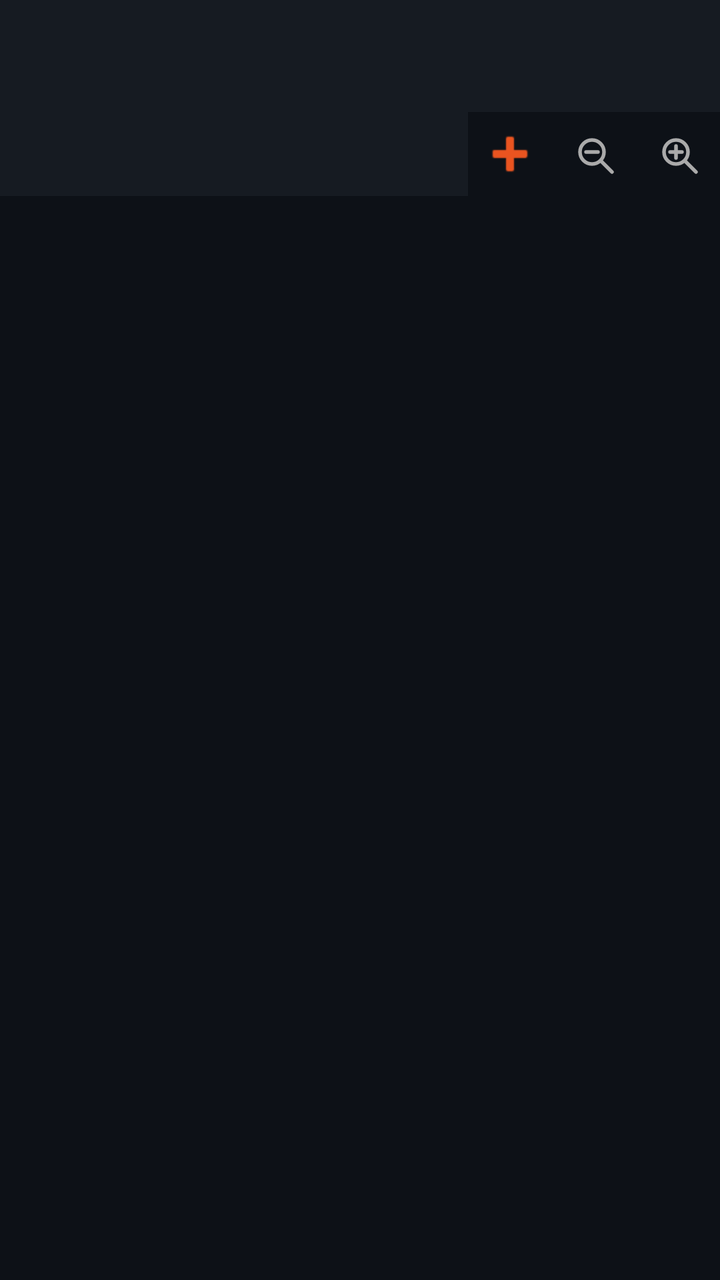
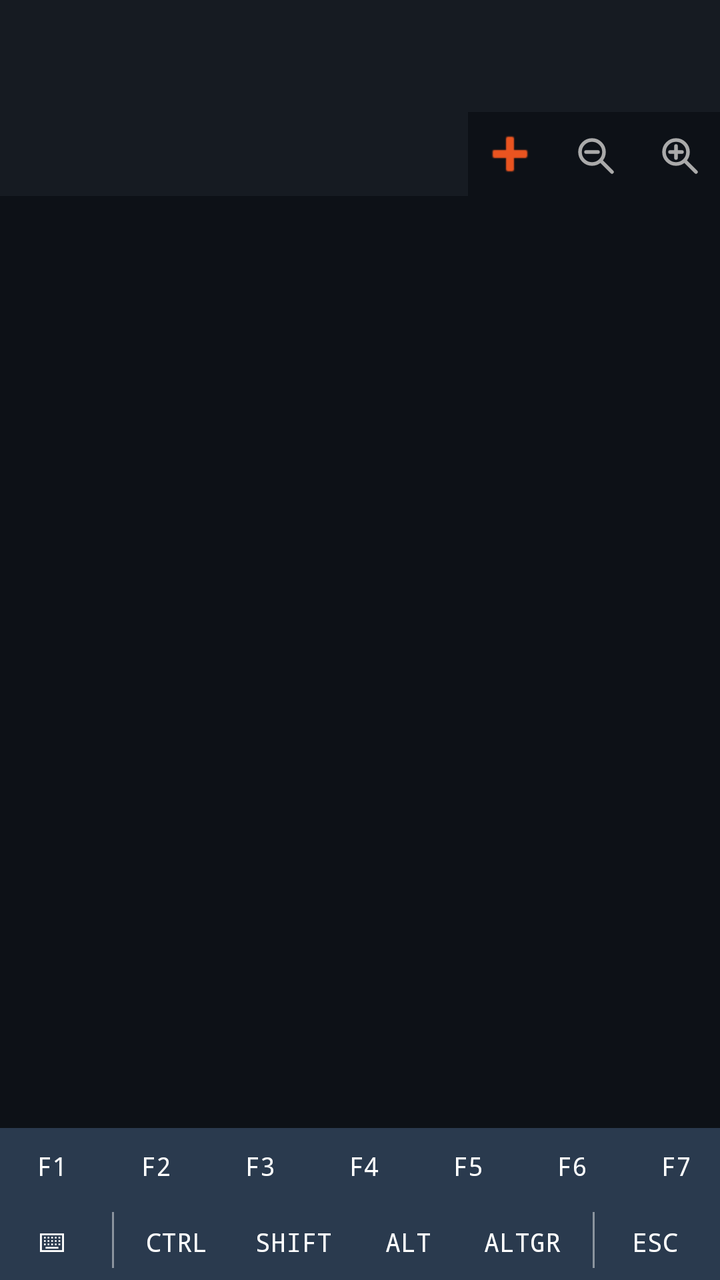

Two renders of the same Android screen: before a commit and after it. Below are the layout's source before the change and the commit's diff.
<!-- AndroidManifest.xml: application theme Theme.KonsoleSSH -->
<!-- res/layout/activity_main.xml -->
<?xml version="1.0" encoding="utf-8"?>
<androidx.coordinatorlayout.widget.CoordinatorLayout
    xmlns:android="http://schemas.android.com/apk/res/android"
    xmlns:app="http://schemas.android.com/apk/res-auto"
    android:layout_width="match_parent"
    android:layout_height="match_parent"
    android:background="@color/terminal_bg">

    <com.google.android.material.appbar.AppBarLayout
        android:id="@+id/appBarLayout"
        android:layout_width="match_parent"
        android:layout_height="wrap_content"
        android:background="@color/toolbar_bg"
        app:elevation="0dp">

        <androidx.appcompat.widget.Toolbar
            android:id="@+id/toolbar"
            android:layout_width="match_parent"
            android:layout_height="?attr/actionBarSize"
            android:background="@color/toolbar_bg"
            app:title=""
            app:titleTextColor="@color/text_primary" />

        
        <LinearLayout
            android:layout_width="match_parent"
            android:layout_height="wrap_content"
            android:orientation="horizontal"
            android:background="@color/tab_bg">

            <com.google.android.material.tabs.TabLayout
                android:id="@+id/tabLayout"
                android:layout_width="0dp"
                android:layout_height="42dp"
                android:layout_weight="1"
                app:tabMode="scrollable"
                app:tabGravity="start"
                app:tabBackground="@color/tab_bg"
                app:tabSelectedTextColor="@color/tab_selected_text"
                app:tabTextColor="@color/tab_unselected_text"
                app:tabIndicatorColor="@color/accent"
                app:tabIndicatorHeight="2dp"
                app:tabPaddingStart="0dp"
                app:tabPaddingEnd="0dp" />

            <ImageButton
                android:id="@+id/btnNewTab"
                android:layout_width="42dp"
                android:layout_height="42dp"
                android:src="@android:drawable/ic_input_add"
                android:background="?attr/selectableItemBackgroundBorderless"
                android:tint="@color/accent"
                android:contentDescription="Új fül"
                android:layout_gravity="center_vertical" />

            <ImageButton
                android:id="@+id/btnZoomOut"
                android:layout_width="42dp"
                android:layout_height="42dp"
                android:padding="9dp"
                android:src="@drawable/ic_zoom_out"
                android:background="?attr/selectableItemBackgroundBorderless"
                android:tint="#AAAAAA"
                android:contentDescription="Kicsinyítés"
                android:layout_gravity="center_vertical" />

            <ImageButton
                android:id="@+id/btnZoomIn"
                android:layout_width="42dp"
                android:layout_height="42dp"
                android:padding="9dp"
                android:src="@drawable/ic_zoom_in"
                android:background="?attr/selectableItemBackgroundBorderless"
                android:tint="#AAAAAA"
                android:contentDescription="Nagyítás"
                android:layout_gravity="center_vertical" />

        </LinearLayout>

    </com.google.android.material.appbar.AppBarLayout>

<androidx.viewpager2.widget.ViewPager2
        android:id="@+id/viewPager"
        android:layout_width="match_parent"
        android:layout_height="match_parent"
        app:layout_behavior="@string/appbar_scrolling_view_behavior" />

</androidx.coordinatorlayout.widget.CoordinatorLayout>
<!-- resources referenced by this layout -->
<resources>
  <color name="accent">#E95420</color>
  <color name="tab_bg">#0D1117</color>
  <color name="tab_selected_text">#E6EDF3</color>
  <color name="tab_unselected_text">#8B949E</color>
  <color name="terminal_bg">#0D1117</color>
  <color name="text_primary">#E6EDF3</color>
  <color name="toolbar_bg">#161B22</color>
  <!-- drawable ic_zoom_out (drawable) -->
  <vector xmlns:android="http://schemas.android.com/apk/res/android"
      android:width="24dp"
      android:height="24dp"
      android:viewportWidth="24"
      android:viewportHeight="24">
  
      
      <path
          android:pathData="M11,11 m-6,0 a6,6 0 1,0 12,0 a6,6 0 1,0 -12,0"
          android:strokeColor="@color/tab_selected_text"
          android:strokeWidth="1.8"
          android:fillColor="@android:color/transparent" />
  
      
      <path
          android:pathData="M15.5,15.5 L21,21"
          android:strokeColor="@color/tab_selected_text"
          android:strokeWidth="1.8"
          android:strokeLineCap="round"
          android:fillColor="@android:color/transparent" />
  
      
      <path
          android:pathData="M8,11 L14,11"
          android:strokeColor="@color/tab_selected_text"
          android:strokeWidth="1.8"
          android:strokeLineCap="round"
          android:fillColor="@android:color/transparent" />
  
  </vector>
  <style name="Theme.KonsoleSSH" parent="Theme.MaterialComponents.DayNight.NoActionBar">
          <item name="colorPrimary">@color/accent</item>
          <item name="colorPrimaryVariant">@color/toolbar_bg</item>
          <item name="colorOnPrimary">@color/white</item>
          <item name="colorSecondary">@color/accent</item>
          <item name="colorOnSecondary">@color/white</item>
          <item name="colorSurface">@color/card_bg</item>
          <item name="colorOnSurface">@color/text_primary</item>
          <item name="android:colorBackground">@color/terminal_bg</item>
          <item name="android:windowBackground">@color/terminal_bg</item>
          <item name="colorOnBackground">@color/text_primary</item>
          <item name="android:statusBarColor">@color/toolbar_bg</item>
          <item name="android:navigationBarColor">@color/terminal_bg</item>
          <item name="android:textColor">@color/text_primary</item>
      </style>
  <color name="white">#FFFFFF</color>
  <color name="card_bg">#161B22</color>
  <!-- unchanged entries left out for length: 1 -->
</resources>

<!-- the commit's change to res/layout/activity_main.xml (unified diff, before → after) -->
@@ -1,9 +1,10 @@
 <?xml version="1.0" encoding="utf-8"?>
-<androidx.coordinatorlayout.widget.CoordinatorLayout
+<LinearLayout
     xmlns:android="http://schemas.android.com/apk/res/android"
     xmlns:app="http://schemas.android.com/apk/res-auto"
     android:layout_width="match_parent"
     android:layout_height="match_parent"
+    android:orientation="vertical"
     android:background="@color/terminal_bg">
 
     <com.google.android.material.appbar.AppBarLayout
@@ -79,10 +80,195 @@
 
     </com.google.android.material.appbar.AppBarLayout>
 
-<androidx.viewpager2.widget.ViewPager2
+    <androidx.viewpager2.widget.ViewPager2
         android:id="@+id/viewPager"
         android:layout_width="match_parent"
-        android:layout_height="match_parent"
-        app:layout_behavior="@string/appbar_scrolling_view_behavior" />
-
-</androidx.coordinatorlayout.widget.CoordinatorLayout>
+        android:layout_height="0dp"
+        android:layout_weight="1" />
+
+    
+    <FrameLayout
+        android:layout_width="match_parent"
+        android:layout_height="wrap_content">
+
+        <HorizontalScrollView
+            android:id="@+id/fnbarScrollView"
+            android:layout_width="match_parent"
+            android:layout_height="wrap_content"
+            android:background="@color/keybar_bg"
+            android:scrollbars="none">
+            <LinearLayout
+                android:layout_width="wrap_content"
+                android:layout_height="36dp"
+                android:orientation="horizontal"
+                android:gravity="center_vertical">
+                <Button android:id="@+id/btnF1"  style="@style/KeyBarButton" android:text="F1" />
+                <Button android:id="@+id/btnF2"  style="@style/KeyBarButton" android:text="F2" />
+                <Button android:id="@+id/btnF3"  style="@style/KeyBarButton" android:text="F3" />
+                <Button android:id="@+id/btnF4"  style="@style/KeyBarButton" android:text="F4" />
+                <Button android:id="@+id/btnF5"  style="@style/KeyBarButton" android:text="F5" />
+                <Button android:id="@+id/btnF6"  style="@style/KeyBarButton" android:text="F6" />
+                <Button android:id="@+id/btnF7"  style="@style/KeyBarButton" android:text="F7" />
+                <Button android:id="@+id/btnF8"  style="@style/KeyBarButton" android:text="F8" />
+                <Button android:id="@+id/btnF9"  style="@style/KeyBarButton" android:text="F9" />
+                <Button android:id="@+id/btnF10" style="@style/KeyBarButton" android:text="F10" />
+                <Button android:id="@+id/btnF11" style="@style/KeyBarButton" android:text="F11" />
+                <Button android:id="@+id/btnF12" style="@style/KeyBarButton" android:text="F12" />
+            </LinearLayout>
+        </HorizontalScrollView>
+
+        <TextView
+            android:id="@+id/fnbarScrollHintLeft"
+            android:layout_width="32dp"
+            android:layout_height="36dp"
+            android:layout_gravity="start|center_vertical"
+            android:text="◀"
+            android:textColor="@color/accent"
+            android:textSize="13sp"
+            android:gravity="center"
+            android:background="@color/keybar_bg"
+            android:visibility="gone" />
+
+        <TextView
+            android:id="@+id/fnbarScrollHint"
+            android:layout_width="32dp"
+            android:layout_height="36dp"
+            android:layout_gravity="end|center_vertical"
+            android:text="▶"
+            android:textColor="@color/accent"
+            android:textSize="13sp"
+            android:gravity="center"
+            android:background="@color/keybar_bg"
+            android:visibility="gone" />
+
+    </FrameLayout>
+
+    
+    <FrameLayout
+        android:layout_width="match_parent"
+        android:layout_height="wrap_content">
+
+        <HorizontalScrollView
+            android:id="@+id/keybarScrollView"
+            android:layout_width="match_parent"
+            android:layout_height="wrap_content"
+            android:background="@color/keybar_bg"
+            android:scrollbars="none">
+
+            <LinearLayout
+                android:layout_width="wrap_content"
+                android:layout_height="40dp"
+                android:orientation="horizontal"
+                android:gravity="center_vertical">
+
+                <Button
+                    android:id="@+id/btnKeyboard"
+                    style="@style/KeyBarButton"
+                    android:text="⌨" />
+
+                <View style="@style/KeyBarDivider" />
+
+                <Button
+                    android:id="@+id/btnModCtrl"
+                    style="@style/KeyBarButton"
+                    android:text="CTRL" />
+
+                <Button
+                    android:id="@+id/btnModShift"
+                    style="@style/KeyBarButton"
+                    android:text="SHIFT" />
+
+                <Button
+                    android:id="@+id/btnModAlt"
+                    style="@style/KeyBarButton"
+                    android:text="ALT" />
+
+                <Button
+                    android:id="@+id/btnModAltGr"
+                    style="@style/KeyBarButton"
+                    android:text="ALTGR" />
+
+                <View style="@style/KeyBarDivider" />
+
+                <Button
+                    android:id="@+id/btnEscape"
+                    style="@style/KeyBarButton"
+                    android:text="ESC" />
+
+                <Button
+                    android:id="@+id/btnTab"
+                    style="@style/KeyBarButton"
+                    android:text="TAB" />
+
+                <Button
+                    android:id="@+id/btnCtrlC"
+                    style="@style/KeyBarButton"
+                    android:text="Ctrl+C" />
+
+                <Button
+                    android:id="@+id/btnCtrlD"
+                    style="@style/KeyBarButton"
+                    android:text="Ctrl+D" />
+
+                <Button
+                    android:id="@+id/btnCtrlV"
+                    style="@style/KeyBarButton"
+                    android:text="Ctrl+V" />
+
+                <Button
+                    android:id="@+id/btnCtrlZ"
+                    style="@style/KeyBarButton"
+                    android:text="Ctrl+Z" />
+
+                <View style="@style/KeyBarDivider" />
+
+                <Button
+                    android:id="@+id/btnArrowUp"
+                    style="@style/KeyBarButton"
+                    android:text="↑" />
+
+                <Button
+                    android:id="@+id/btnArrowDown"
+                    style="@style/KeyBarButton"
+                    android:text="↓" />
+
+                <Button
+                    android:id="@+id/btnArrowLeft"
+                    style="@style/KeyBarButton"
+                    android:text="←" />
+
+                <Button
+                    android:id="@+id/btnArrowRight"
+                    style="@style/KeyBarButton"
+                    android:text="→" />
+
+            </LinearLayout>
+        </HorizontalScrollView>
+
+        <TextView
+            android:id="@+id/keybarScrollHintLeft"
+            android:layout_width="32dp"
+            android:layout_height="40dp"
+            android:layout_gravity="start|center_vertical"
+            android:text="◀"
+            android:textColor="@color/accent"
+            android:textSize="13sp"
+            android:gravity="center"
+            android:background="@color/keybar_bg"
+            android:visibility="gone" />
+
+        <TextView
+            android:id="@+id/keybarScrollHint"
+            android:layout_width="32dp"
+            android:layout_height="40dp"
+            android:layout_gravity="end|center_vertical"
+            android:text="▶"
+            android:textColor="@color/accent"
+            android:textSize="13sp"
+            android:gravity="center"
+            android:background="@color/keybar_bg"
+            android:visibility="gone" />
+
+    </FrameLayout>
+
+</LinearLayout>
<!-- resource entries referenced after the edit -->
@@ -1,6 +1,7 @@
 <!-- resources referenced by this layout -->
 <resources>
   <color name="accent">#E95420</color>
+  <color name="keybar_bg">#2A3A4E</color>
   <color name="tab_bg">#0D1117</color>
   <color name="tab_selected_text">#E6EDF3</color>
   <color name="tab_unselected_text">#8B949E</color>
@@ -38,6 +39,27 @@
           android:fillColor="@android:color/transparent" />
   
   </vector>
+  <style name="KeyBarButton" parent="Widget.AppCompat.Button.Borderless">
+          <item name="android:layout_width">wrap_content</item>
+          <item name="android:layout_height">36dp</item>
+          <item name="android:minWidth">48dp</item>
+          <item name="android:textSize">13sp</item>
+          <item name="android:textColor">@color/keybar_key_text</item>
+          <item name="android:fontFamily">monospace</item>
+          <item name="android:paddingStart">10dp</item>
+          <item name="android:paddingEnd">10dp</item>
+          <item name="android:layout_marginStart">2dp</item>
+          <item name="android:layout_marginEnd">2dp</item>
+          <item name="android:background">@color/keybar_key_bg</item>
+          <item name="android:focusable">false</item>
+      </style>
+  <style name="KeyBarDivider">
+          <item name="android:layout_width">1dp</item>
+          <item name="android:layout_height">28dp</item>
+          <item name="android:background">@color/tab_unselected_text</item>
+          <item name="android:layout_marginStart">4dp</item>
+          <item name="android:layout_marginEnd">4dp</item>
+      </style>
   <style name="Theme.KonsoleSSH" parent="Theme.MaterialComponents.DayNight.NoActionBar">
           <item name="colorPrimary">@color/accent</item>
           <item name="colorPrimaryVariant">@color/toolbar_bg</item>
@@ -53,6 +75,8 @@
           <item name="android:navigationBarColor">@color/terminal_bg</item>
           <item name="android:textColor">@color/text_primary</item>
       </style>
+  <color name="keybar_key_text">#FFFFFF</color>
+  <color name="keybar_key_bg">@android:color/transparent</color>
   <color name="white">#FFFFFF</color>
   <color name="card_bg">#161B22</color>
   <!-- unchanged entries left out for length: 1 -->
